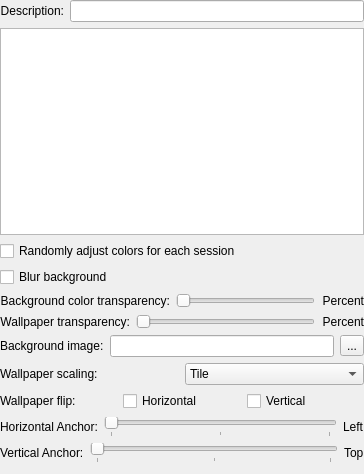
This is src/colorscheme/ColorSchemeEditor.ui in KDE/konsole as Qt 5 draws it before an edit. The edited form follows.
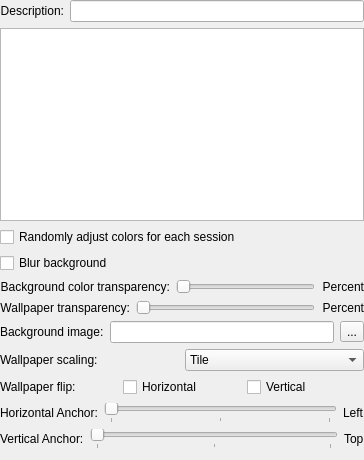
This is the edited form. Custom widgets are drawn as their Qt base class.

Commit message: Undo accidentally wrong changes

```diff
--- a/src/colorscheme/ColorSchemeEditor.ui
+++ b/src/colorscheme/ColorSchemeEditor.ui
@@ -7,7 +7,7 @@
     <x>0</x>
     <y>0</y>
     <width>364</width>
-    <height>474</height>
+    <height>460</height>
    </rect>
   </property>
   <layout class="QVBoxLayout">
```
